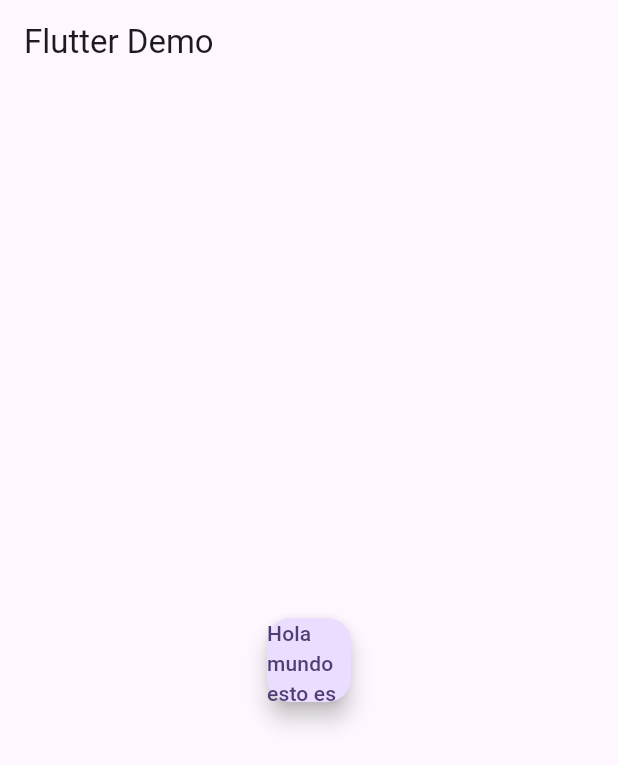
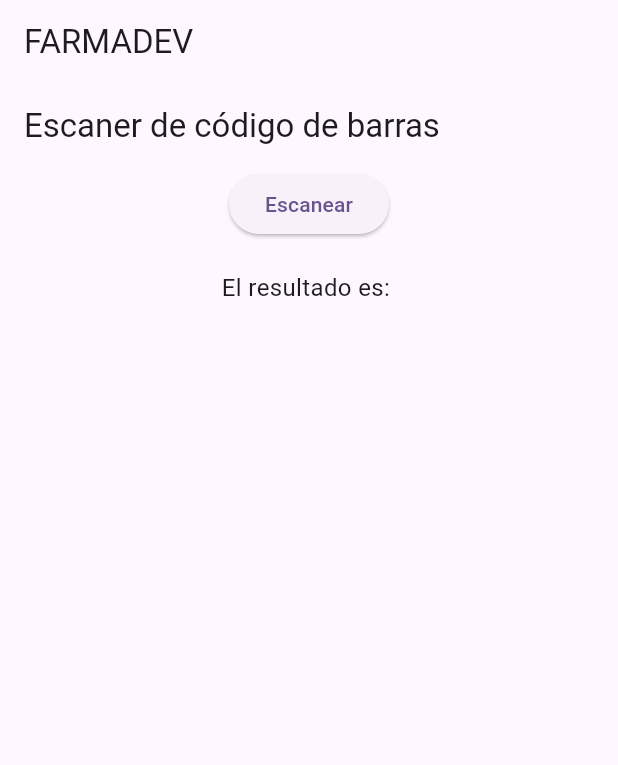
Before and after one commit to AdanH96/farmadev, a Flutter app: the screen it shows after launch, on a phone screen of 412 x 824 dp. Shown: the top 765 px of the screen. Run offline on Flutter 3.47's test engine with Material 3 defaults, Android fonts, the phone set to English and light mode, and no system bars; missing offline and left inert: barcode_scan2, mysql_client.

Commit message:
Hemos hecho cambios en el androidmanifest para dar permisos de aplicacion para camara. Hemos hecho pruebas añadiendo un scanner y funciona. Hay que buscar alternativas para la búsqueda de medicamentos porque los resultados son poco fiables

```diff
--- /dev/null
+++ b/lib/Scanner/Escaner.dart
@@ -0,0 +1,73 @@
+import 'package:barcode_scan2/barcode_scan2.dart';
+import 'package:barcode_scan2/platform_wrapper.dart';
+import 'package:flutter/material.dart';
+
+//*CLASE DE PRUEBA ((IMPLEMENTAR BUSQUEDA POR CN, ESCRITO POR CAMPO. CASI TODOS LOS MEDICAMENTOS LO TRAEN))
+//buscar otra manera de buscar el medicamento. Por via escaner es poco fiable.
+//hay que buscar algun tipo de modulo por pyhton que sea atraves de fotos.
+
+class Escaner extends StatefulWidget {
+  const Escaner({super.key});
+
+  @override
+  State<Escaner> createState() => _EscanerState();
+}
+
+class _EscanerState extends State<Escaner> {
+  String codigoNacional = '';
+
+  @override
+  Widget build(BuildContext context) {
+    return Scaffold(
+        appBar: AppBar(
+          title: const Text('Escaner de código de barras'),
+        ),
+        body: ListView(children: [
+          Center(
+            child: ElevatedButton(
+              onPressed: () async {
+                ScanResult result = await BarcodeScanner.scan();
+                setState(() {
+                  codigoNacional = extraerCodigoNacional(result.rawContent);
+
+                  print(codigoNacional);
+                });
+              },
+              child: const Text('Escanear'),
+            ),
+          ),
+          const SizedBox(height: 20),
+          Center(
+              child: Text(
+            'El resultado es: $codigoNacional',
+            style: const TextStyle(fontSize: 16),
+          ))
+        ]));
+  }
+
+  String extraerCodigoNacional(String rawContent) {
+    // Dividir por separador ASCII 29 si existe
+    List<String> parts = rawContent.split(String.fromCharCode(29));
+
+    for (String part in parts) {
+      if (part.startsWith('01')) {
+        print('PART+ $part');
+        // Extraer GTIN completo (14 dígitos después de '01')
+        String gtin = part.substring(2, 16);
+        print('Gtin+ $gtin');
+
+        if (gtin.length == 14) {
+          // Verificar si el primer dígito es un '0' y ajustarlo
+          if (gtin.startsWith('0')) {
+            return gtin.substring(
+                7, 13); // CN = Dígitos 7 a 12 (sin el primer 0)
+          } else {
+            return gtin.substring(6, 12); // CN = Dígitos 7 a 12
+          }
+        }
+      }
+    }
+
+    return 'CN no encontrado';
+  }
+}
--- a/lib/main.dart
+++ b/lib/main.dart
@@ -1,3 +1,4 @@
+import 'package:farmadev/Scanner/Escaner.dart';
 import 'package:farmadev/config/theme/app_theme.dart';
 import 'package:farmadev/implementacion_databases/CrearDB_impl.dart';
 import 'package:farmadev/implementacion_databases/CrearUsuario_impl.dart';
@@ -25,20 +26,14 @@
     // probarConexion();
     return MaterialApp(
       debugShowCheckedModeBanner: false,
-      title: 'Flutter Demo',
+      title: 'FARMADEV',
       //el número que se le pase a AppTheme es el índice del color que se quiere seleccionar de la lista de colores
       theme: AppTheme().getTheme(),
       home: Scaffold(
-        appBar: AppBar(
-          title: const Text('Flutter Demo'),
-        ),
-        body: Center(
-          child: FloatingActionButton(
-            onPressed: () {},
-            child: const Text("Hola mundo esto es una prueba"),
+          appBar: AppBar(
+            title: const Text('FARMADEV'),
           ),
-        ),
-      ),
+          body: const Escaner()),
     );
   }
 }
--- a/pubspec.yaml
+++ b/pubspec.yaml
@@ -35,7 +35,7 @@ dependencies:
   # The following adds the Cupertino Icons font to your application.
   # Use with the CupertinoIcons class for iOS style icons.
   cupertino_icons: ^1.0.8
-  postgres: ^2.5.0
+  barcode_scan2: ^4.2.0
   mysql_client: ^0.0.27
 
 dev_dependencies:
```
Also changed, not shown: pubspec.lock, 3 other files.
